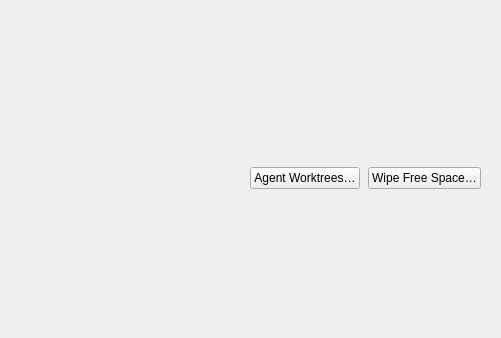
Above: shared/nexis/Pages/DiskTools/disk_tools_page.ui from s4solutionsllc/Nexis before the change; both pictures show x 524 to 1025 and y 0 to 338 of the 1025 by 736 pixel window. Below: the same form after it.
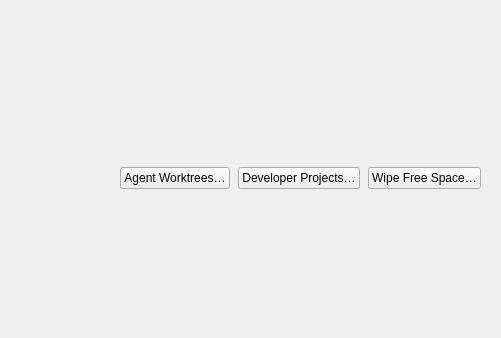
That is the form after the change.

Commit message:
feat(disk-tools): Developer Projects dialog for stale artifact cleanup (SSO-27098)
Disk Tools gets a Developer Projects… dialog over the scanner core: user-
chosen roots (DevArtifactRoots), one row per project with size and idle
age, nothing pre-ticked, idle-days filter, confirm then Trash. Honours the
cleaner exclusion list; scan and trash run off the UI thread with a fresh
process snapshot at click time.

What changed in the file:
```diff
--- a/shared/nexis/Pages/DiskTools/disk_tools_page.ui
+++ b/shared/nexis/Pages/DiskTools/disk_tools_page.ui
@@ -75,6 +75,11 @@
         <property name="text"><string>Agent Worktrees…</string></property>
        </widget>
       </item>
+      <item>
+       <widget class="QPushButton" name="btnDevProjects">
+        <property name="text"><string>Developer Projects…</string></property>
+       </widget>
+      </item>
       <item>
        <widget class="QPushButton" name="btnWipeFreeSpace">
         <property name="text"><string>Wipe Free Space…</string></property>
```
The commit also changes 11 other files.
